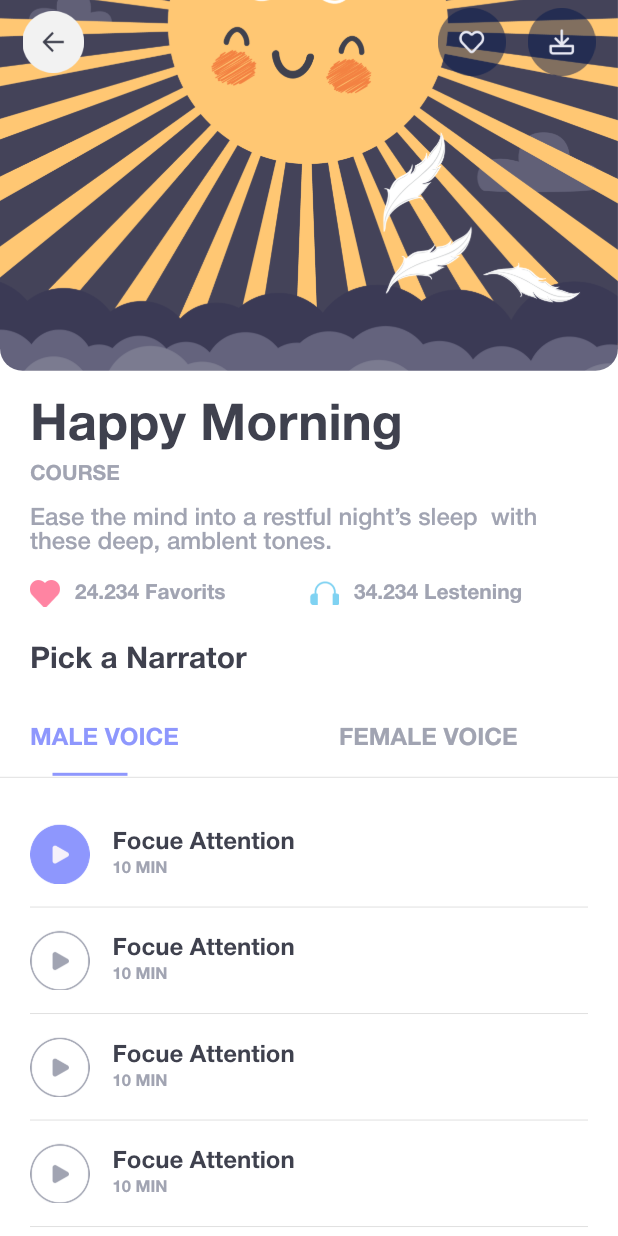
After one commit to codeforany/beautiful_meditation_flutter, a Flutter app: the CourseDetailScreen screen opened directly, on a phone screen of 412 x 824 dp. The commit adds this screen. Run offline on Flutter 3.47's test engine with Material 3 defaults, Android fonts, the phone set to English and light mode, and no system bars.

Commit message:
course detail screen

```diff
--- /dev/null
+++ b/lib/common_widget/select_tab_button.dart
@@ -0,0 +1,47 @@
+import 'package:flutter/material.dart';
+import 'package:meditation/common/color_extension.dart';
+
+class SelectTabButton extends StatelessWidget {
+  final String title;
+  final bool isSelect;
+  final VoidCallback onPressed;
+
+  const SelectTabButton(
+      {super.key,
+      required this.title,
+      required this.isSelect,
+      required this.onPressed});
+
+  @override
+  Widget build(BuildContext context) {
+    return Expanded(
+      child: InkWell(
+        onTap: onPressed,
+        child: Column(
+          crossAxisAlignment: CrossAxisAlignment.start,
+          children: [
+            Container(
+              height: 45,
+              padding: const EdgeInsets.symmetric(horizontal: 20),
+              alignment: Alignment.centerLeft,
+              child: Text(
+                title,
+                style: TextStyle(
+                  color: isSelect ? TColor.primary : TColor.secondaryText,
+                  fontSize: 16,
+                  fontWeight: FontWeight.w600,
+                ),
+              ),
+            ),
+            Container(
+              margin: const EdgeInsets.only(left: 35),
+              width: 50,
+              height: 2,
+              color: isSelect ? TColor.primary : Colors.transparent,
+            )
+          ],
+        ),
+      ),
+    );
+  }
+}
--- /dev/null
+++ b/lib/screen/home/course_detail_screen.dart
@@ -0,0 +1,247 @@
+import 'package:flutter/material.dart';
+import 'package:meditation/common/color_extension.dart';
+import 'package:meditation/common_widget/select_tab_button.dart';
+
+class CourseDetailScreen extends StatefulWidget {
+  const CourseDetailScreen({super.key});
+
+  @override
+  State<CourseDetailScreen> createState() => _CourseDetailScreenState();
+}
+
+class _CourseDetailScreenState extends State<CourseDetailScreen> {
+  int selectTab = 0;
+  @override
+  Widget build(BuildContext context) {
+    return Scaffold(
+      body: NestedScrollView(
+        headerSliverBuilder: (context, innerBoxIsScrolled) {
+          return [
+            SliverAppBar(
+              pinned: true,
+              backgroundColor: Colors.white,
+              leading: Padding(
+                padding: const EdgeInsets.only(left: 15),
+                child: InkWell(
+                  onTap: () {
+                    context.pop();
+                  },
+                  child: Image.asset(
+                    "assets/img/back_white.png",
+                    width: 55,
+                    height: 55,
+                  ),
+                ),
+              ),
+              expandedHeight: context.width * 0.6,
+              actions: [
+                InkWell(
+                  onTap: () {},
+                  child: Image.asset(
+                    "assets/img/fav_button.png",
+                    width: 45,
+                    height: 45,
+                  ),
+                ),
+                const SizedBox(
+                  width: 15,
+                ),
+                Padding(
+                  padding: const EdgeInsets.only(right: 15),
+                  child: InkWell(
+                    onTap: () {},
+                    child: Image.asset(
+                      "assets/img/download_button.png",
+                      width: 45,
+                      height: 45,
+                    ),
+                  ),
+                ),
+              ],
+              flexibleSpace: FlexibleSpaceBar(
+                background: ClipRRect(
+                  borderRadius: const BorderRadius.only(
+                      bottomLeft: Radius.circular(15),
+                      bottomRight: Radius.circular(15)),
+                  child: Image.asset(
+                    "assets/img/detail_top.png",
+                    width: context.width,
+                    fit: BoxFit.cover,
+                  ),
+                ),
+              ),
+            )
+          ];
+        },
+        body: SingleChildScrollView(
+          child: Column(
+            crossAxisAlignment: CrossAxisAlignment.start,
+            children: [
+              Padding(
+                padding:
+                    const EdgeInsets.symmetric(horizontal: 20, vertical: 20),
+                child: Column(
+                  crossAxisAlignment: CrossAxisAlignment.start,
+                  children: [
+                    Text(
+                      "Happy Morning",
+                      style: TextStyle(
+                          color: TColor.primaryText,
+                          fontSize: 34,
+                          fontWeight: FontWeight.w700),
+                    ),
+                    const SizedBox(
+                      height: 8,
+                    ),
+                    Text(
+                      "COURSE",
+                      style: TextStyle(
+                          color: TColor.secondaryText,
+                          fontSize: 14,
+                          fontWeight: FontWeight.w600),
+                    ),
+                    const SizedBox(
+                      height: 15,
+                    ),
+                    Text(
+                      "Ease the mind into a restful night’s sleep  with these deep, amblent tones.",
+                      style: TextStyle(
+                        color: TColor.secondaryText,
+                        fontSize: 16,
+                      ),
+                    ),
+                    const SizedBox(
+                      height: 15,
+                    ),
+                    Row(
+                      children: [
+                        Image.asset(
+                          "assets/img/fav.png",
+                          width: 20,
+                          height: 20,
+                        ),
+                        const SizedBox(
+                          width: 10,
+                        ),
+                        Expanded(
+                          child: Text(
+                            "24.234 Favorits",
+                            style: TextStyle(
+                                color: TColor.secondaryText,
+                                fontSize: 14,
+                                fontWeight: FontWeight.w600),
+                          ),
+                        ),
+                        Image.asset(
+                          "assets/img/headphone.png",
+                          width: 20,
+                          height: 20,
+                        ),
+                        const SizedBox(
+                          width: 10,
+                        ),
+                        Expanded(
+                          child: Text(
+                            "34.234 Lestening",
+                            style: TextStyle(
+                                color: TColor.secondaryText,
+                                fontSize: 14,
+                                fontWeight: FontWeight.w600),
+                          ),
+                        ),
+                      ],
+                    ),
+                    const SizedBox(
+                      height: 25,
+                    ),
+                    Text(
+                      "Pick a Narrator",
+                      style: TextStyle(
+                          color: TColor.primaryText,
+                          fontSize: 20,
+                          fontWeight: FontWeight.w700),
+                    ),
+                  ],
+                ),
+              ),
+              Row(
+                children: [
+                  SelectTabButton(
+                      title: "MALE VOICE",
+                      isSelect: selectTab == 0,
+                      onPressed: () {
+                        setState(() {
+                          selectTab = 0;
+                        });
+                      }),
+                  SelectTabButton(
+                      title: "FEMALE VOICE",
+                      isSelect: selectTab == 1,
+                      onPressed: () {
+                        setState(() {
+                          selectTab = 1;
+                        });
+                      })
+                ],
+              ),
+              const Divider(
+                height: 2,
+              ),
+              ListView.separated(
+                physics: const NeverScrollableScrollPhysics(),
+                shrinkWrap: true,
+                padding:
+                    const EdgeInsets.symmetric(horizontal: 20, vertical: 15),
+                itemBuilder: (context, index) {
+                  return Container(
+                    padding: const EdgeInsets.symmetric(vertical: 15),
+                    child: Row(
+                      children: [
+                        Image.asset(
+                          index == 0
+                              ? "assets/img/play_color.png"
+                              : "assets/img/play_border.png",
+                          width: 40,
+                          height: 40,
+                        ),
+                        const SizedBox(width: 15,),
+                        Expanded(
+                            child: Column(
+                          crossAxisAlignment: CrossAxisAlignment.start,
+                          children: [
+                            Text(
+                              "Focue Attention",
+                              style: TextStyle(
+                                color: TColor.primaryText,
+                                fontSize: 16,
+                                fontWeight: FontWeight.w600,
+                              ),
+                            ),
+
+                            const SizedBox(height: 4,),
+                             Text(
+                              "10 MIN",
+                              style: TextStyle(
+                                color: TColor.secondaryText,
+                                fontSize: 11,
+                                fontWeight: FontWeight.w600,
+                              ),
+                            ),
+                          ],
+                        ))
+                      ],
+                    ),
+                  );
+                },
+                separatorBuilder: (context, index) => const Divider(
+                  height: 1,
+                ),
+                itemCount: 5,
+              )
+            ],
+          ),
+        ),
+      ),
+    );
+  }
+}
--- a/lib/screen/home/home_screen.dart
+++ b/lib/screen/home/home_screen.dart
@@ -1,5 +1,6 @@
 import 'package:flutter/material.dart';
 import 'package:meditation/common/color_extension.dart';
+import 'package:meditation/screen/home/course_detail_screen.dart';
 
 class HomeScreen extends StatefulWidget {
   const HomeScreen({super.key});
@@ -81,6 +82,10 @@ class _HomeScreenState extends State<HomeScreen> {
                     Row(
                       children: [
                         Expanded(
+                            child: InkWell(
+                          onTap: () {
+                            context.push(const CourseDetailScreen());
+                          },
                           child: ClipRRect(
                             borderRadius: BorderRadius.circular(15),
                             child: Container(
@@ -174,11 +179,16 @@ class _HomeScreenState extends State<HomeScreen> {
                                 ],
                               ),
                             ),
+                          ),
                         )),
                         const SizedBox(
                           width: 20,
                         ),
                         Expanded(
+                            child: InkWell(
+                          onTap: () {
+                            context.push(const CourseDetailScreen());
+                          },
                           child: ClipRRect(
                             borderRadius: BorderRadius.circular(15),
                             child: Container(
@@ -270,6 +280,7 @@ class _HomeScreenState extends State<HomeScreen> {
                                     ),
                                   )
                                 ],
+                              ),
                             ),
                           ),
                         ))
```
Also changed, not shown: assets/img/back_white.png (added), assets/img/detail_top.png (added), assets/img/download_button.png (added), assets/img/fav.png (added), assets/img/fav_button.png (added), assets/img/headphone.png (added), assets/img/play_border.png (added), assets/img/play_color.png (added). Lines whose indentation alone changed are shown as unchanged.
